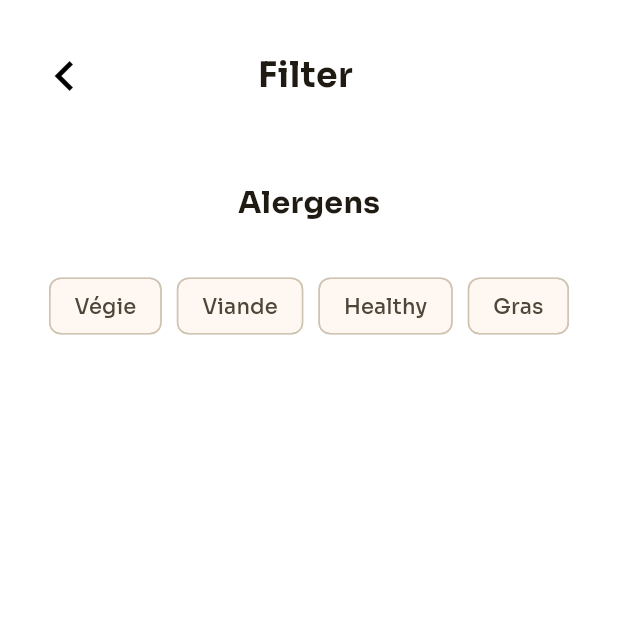
After one commit to Matheo-delaunay/imt-framework-front, a Flutter app: the HomeNavBar screen opened directly, after a tap on the "filter alt" icon, on a phone screen of 412 x 824 dp, the top half of it. The commit adds this screen. Run offline on Flutter 3.47's test engine with Material 2 defaults, Android fonts, the phone set to English and light mode, and no system bars; our stand-ins replace supercharged; missing offline and left inert: sa4_migration_kit.

Commit message:
Feat: add filter

```diff
--- a/lib/main.dart
+++ b/lib/main.dart
@@ -64,4 +64,25 @@ class MyAppState extends ChangeNotifier {
     return page;
   }
 
+  Map<String, bool> filter = {
+    'Végie': false,
+    'Viande': false,
+    'Healthy': false,
+    'Gras': false,
+  };
+
+  void changeChipState(bool status, String filterSelected) {
+    if(status){
+      if(!filter[filterSelected]!){
+       filter[filterSelected] = true;
+      }
+    }else{
+      if(filter[filterSelected]!){
+        filter[filterSelected] = false;
+      }
+    }
+    notifyListeners();
+  }
+
+
 }
--- a/lib/views/pages/dishes_page.dart
+++ b/lib/views/pages/dishes_page.dart
@@ -50,6 +50,7 @@ class DishesPage extends StatelessWidget {
                               width: MediaQuery.of(context).size.width *
                                   Constants.betweenCardWidth,
                             ),
+
                             DishCard(
                               title: 'Margherita',
                               category: 'Pizza',
--- /dev/null
+++ b/lib/views/pages/filter_page.dart
@@ -0,0 +1,42 @@
+import 'package:flutter/material.dart';
+import 'package:imt_framework_front/main.dart';
+import 'package:imt_framework_front/views/widgets/appbar/appBar.dart';
+import 'package:provider/provider.dart';
+
+class FilterPage extends StatelessWidget {
+  const FilterPage({super.key});
+
+  @override
+  Widget build(BuildContext context) {
+    var appState = context.watch<MyAppState>();
+    return Scaffold(
+      body: Column(
+        children: [
+          TopAppBar(arrowVisible: true, heartVisible: false, title: 'Filter'),
+          Expanded(child: Column(
+            children: [
+              Padding(
+                padding: EdgeInsets.symmetric(vertical: 30.0),
+                child: Text("Alergens",style: TextStyle(
+                    fontSize: 20,
+                    fontWeight: FontWeight.bold
+                ),),
+              ),
+              Wrap(
+                  spacing: 10,
+                  children:
+                  appState.filter.entries.map<FilterChip>((entry) =>
+                      FilterChip(
+                        label: Text(entry.key),
+                        onSelected: (bool) {appState.changeChipState(bool, entry.key);},
+                        selectedColor: Colors.amber,
+                        selected: entry.value,
+                      )).toList()
+              )
+            ],
+          ))
+        ],
+      ),
+    );
+  }
+}
--- a/lib/views/widgets/search_bar/search_bar.dart
+++ b/lib/views/widgets/search_bar/search_bar.dart
@@ -1,4 +1,5 @@
 import 'package:flutter/material.dart';
+import 'package:imt_framework_front/views/pages/filter_page.dart';
 
 class SearchBarApp extends StatefulWidget {
   const SearchBarApp({super.key});
@@ -10,8 +11,6 @@ class SearchBarApp extends StatefulWidget {
 class _SearchBarAppState extends State<SearchBarApp> {
   @override
   Widget build(BuildContext context) {
-
-    ///TODO SearchAnchor for filter
 
     return Padding(
       padding: const EdgeInsets.only(top: 6,),
@@ -30,6 +29,12 @@ class _SearchBarAppState extends State<SearchBarApp> {
             Icons.search_outlined,
             color: Colors.white,
           ),
+          trailing: <Widget>[
+            IconButton(
+              icon: Icon(Icons.filter_alt_rounded, color: Colors.white,),
+              onPressed: () {Navigator.of(context).push(MaterialPageRoute(builder: (context) { return FilterPage();}));},
+            ),
+          ],
         ),
       ),
     );
```
